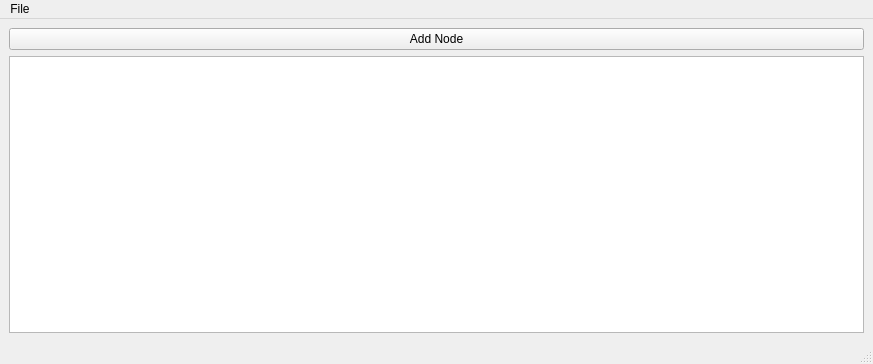
Old version of the form EagleEye/UIs/mainwindow.ui in the repository dtmoodie/EagleEye.
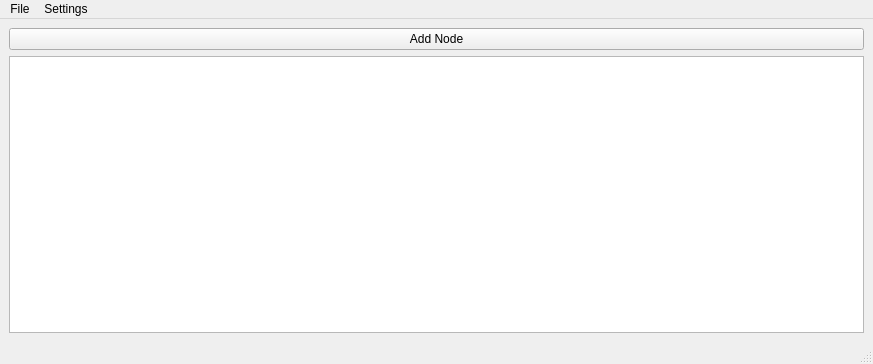
New version of the form.

Commit message: Fixed performance issue by adding a buffer for child nodes. Added RCC settings dialog. Added saving of widget positions.

Diff of the .ui file:
```diff
--- a/EagleEye/UIs/mainwindow.ui
+++ b/EagleEye/UIs/mainwindow.ui
@@ -56,7 +56,7 @@
      <x>0</x>
      <y>0</y>
      <width>873</width>
-     <height>22</height>
+     <height>20</height>
     </rect>
    </property>
    <widget class="QMenu" name="menuFile">
@@ -67,7 +67,14 @@
     <addaction name="actionLoad"/>
     <addaction name="actionLoad_Plugin"/>
    </widget>
+   <widget class="QMenu" name="menuSettings">
+    <property name="title">
+     <string>Settings</string>
+    </property>
+    <addaction name="actionRCC_settings"/>
+   </widget>
    <addaction name="menuFile"/>
+   <addaction name="menuSettings"/>
   </widget>
   <widget class="QStatusBar" name="statusbar"/>
   <action name="actionSave">
```
Left out of the diff: 13 changed lines with no effect on the pictures. The commit also changes 22 other files.
